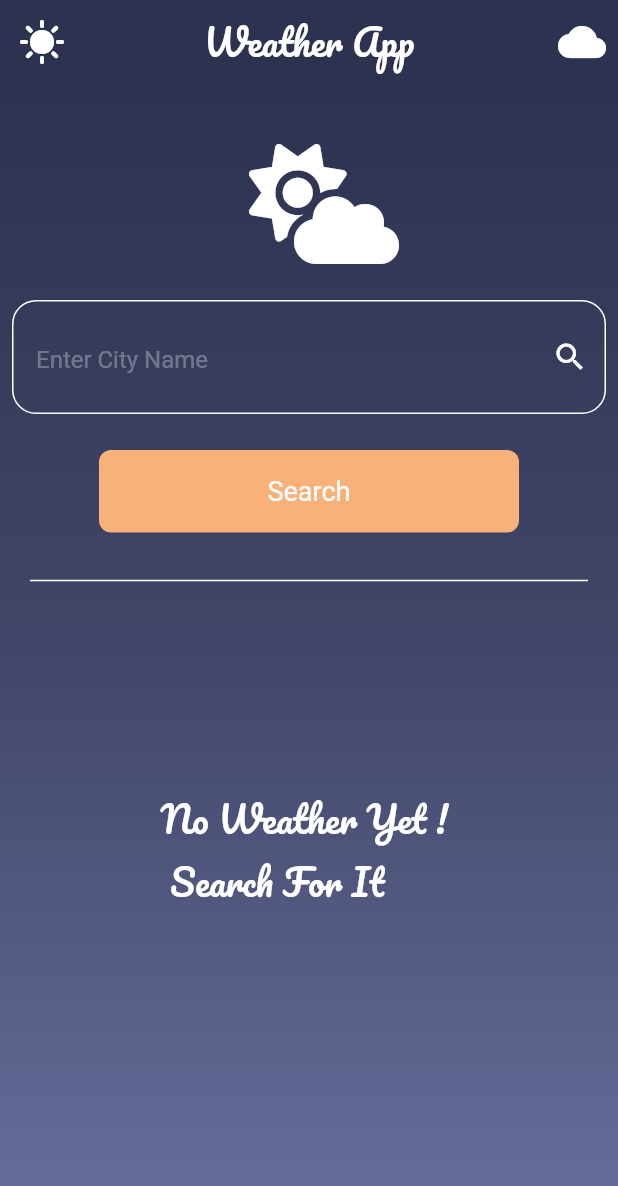
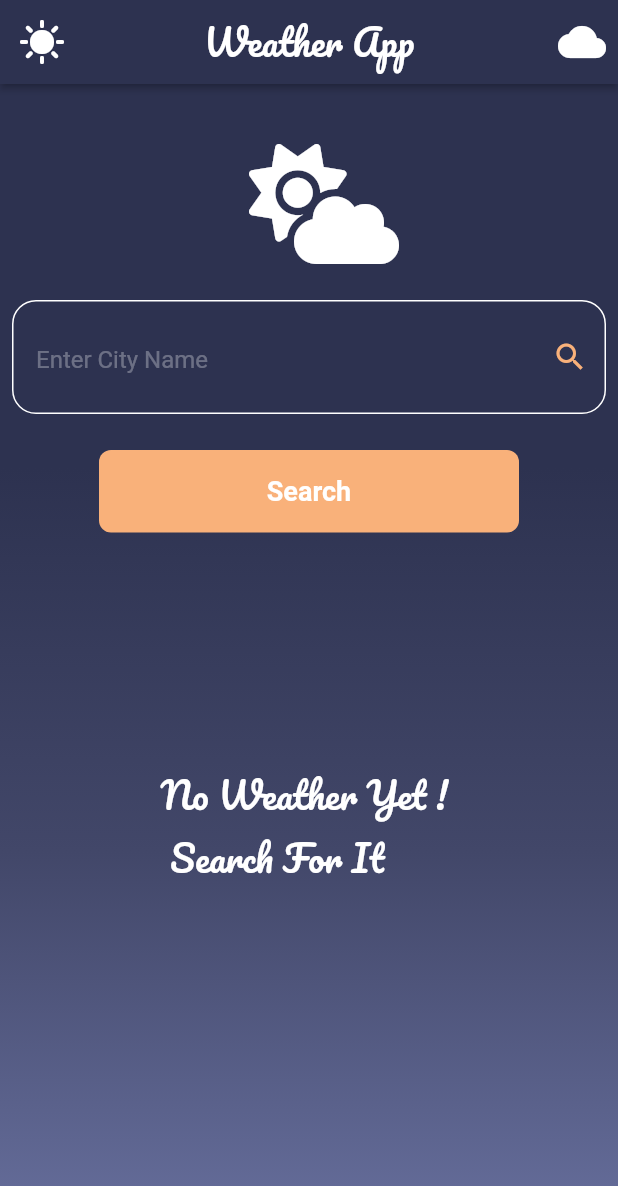
Before and after one commit to AdhamAyad/WeatherApp, a Flutter app: the screen it shows after launch, on a phone screen of 412 x 824 dp. Shown: the top 1186 px of the screen. Run offline on Flutter 3.47's test engine with Material 2 defaults, Android fonts, the phone set to English and light mode, and no system bars; our stand-ins replace font_awesome_flutter; Roboto replaces fonts that are missing (addressCity).

Commit message:
refactor code

```diff
--- a/lib/views/home_view.dart
+++ b/lib/views/home_view.dart
@@ -8,7 +8,7 @@ class HomeView extends StatelessWidget {
   Widget build(BuildContext context) {
     return Scaffold(
         appBar: AppBar(
-          elevation: 0,
+          elevation: 2,
           actions: const [
             Padding(
               padding: EdgeInsets.only(right: 8),
--- a/lib/widgets/custom_button.dart
+++ b/lib/widgets/custom_button.dart
@@ -16,6 +16,7 @@ class CustomButton extends StatelessWidget {
           child: Text(
         'Search',
         style: TextStyle(
+          fontWeight: FontWeight.bold,
           fontSize: 18,
             color: Colors.white,
              fontFamily: AutofillHints.addressCity),
--- a/lib/widgets/home_body.dart
+++ b/lib/widgets/home_body.dart
@@ -10,12 +10,14 @@ class HomeViewBody extends StatelessWidget {
   @override
   Widget build(BuildContext context) {
     return Container(
-      width: double.infinity,
+      height: double.infinity,
+      //width: double.infinity,
       decoration: const BoxDecoration(
           gradient: LinearGradient(
         //! عمل تدرج فى الالوان
         colors: [
           // Color(0XFFF9B17A),
+          Color(0XFF2D3250),
           Color(0XFF2D3250),
           Color(0XFF424769),
           Color(0XFF676F9D),
@@ -23,7 +25,8 @@ class HomeViewBody extends StatelessWidget {
         begin: Alignment.topCenter,
         end: Alignment.bottomCenter,
       )),
-      child: const Column(
+      child:const SingleChildScrollView(
+        child:  Column(
             crossAxisAlignment: CrossAxisAlignment.center,
             children: [
               SizedBox(
@@ -48,18 +51,22 @@ class HomeViewBody extends StatelessWidget {
               SizedBox(
                 height: 24,
               ),
-            Divider(
-              color: Colors.white,
-              thickness: 1,
-              indent: 20,
-              endIndent: 20,
-            ),
-            SizedBox(height: 130,),
-            Text(
+              // Divider(
+              //   color: Colors.white,
+              //   thickness: 1,
+              //   indent: 20,
+              //   endIndent: 20,
+              // ),
+
+              Padding(
+                padding: EdgeInsets.only(top: 130),
+                child: Text(
                   'No Weather Yet ! \n Search For It',
                   style: TextStyle(color: Colors.white, fontSize: 24),
+                ),
               )
             ]),
+      ),
     );
   }
 }
--- a/lib/widgets/text_feild.dart
+++ b/lib/widgets/text_feild.dart
@@ -9,6 +9,8 @@ class TextFieild extends StatelessWidget {
   Widget build(BuildContext context) {
     return TextField(
       decoration: InputDecoration(
+        //filled: true,
+        //fillColor: Color(0XFF424769),
           contentPadding: const EdgeInsets.symmetric(
               vertical: 24, horizontal: 16), //! padding inside textfield
           hintText: 'Enter City Name', // hint text that show on text field
@@ -18,14 +20,18 @@ class TextFieild extends StatelessWidget {
           ),
           suffixIcon: const Icon(
             Icons.search,
-            color: Colors.white,
+            color: Color(0XFFF9B17A),
           ),
+          focusedBorder:OutlineInputBorder(
+              borderSide: const BorderSide(color: Color(0XFFF9B17A), width: 1),
+              borderRadius: BorderRadius.circular(16)),
           border: OutlineInputBorder(
               borderSide: const BorderSide(color: Colors.white, width: 1),
               borderRadius: BorderRadius.circular(16)),
           enabledBorder: OutlineInputBorder(
               borderSide: const BorderSide(color: Colors.white, width: 1),
               borderRadius: BorderRadius.circular(16))),
+
     );
   }
 }
```
Also changed, not shown: pubspec.yaml (+4 -17 lines), pubspec.lock. Lines whose indentation alone changed are shown as unchanged.
